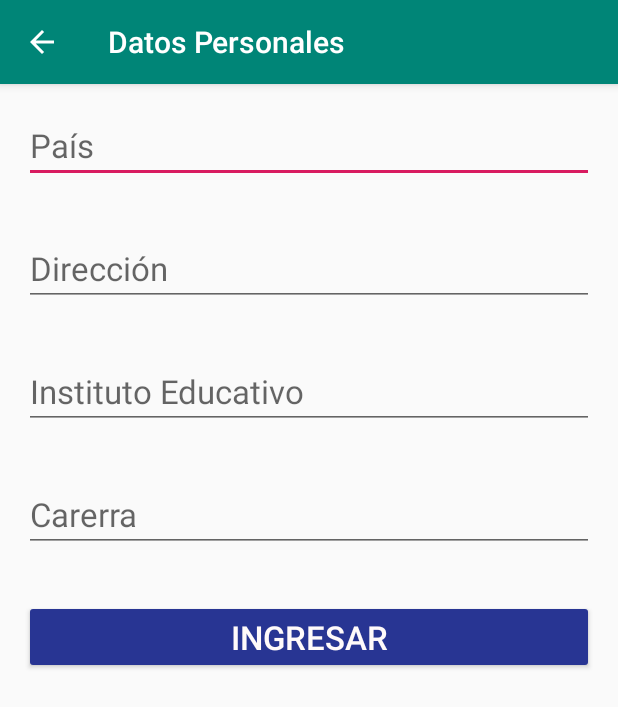
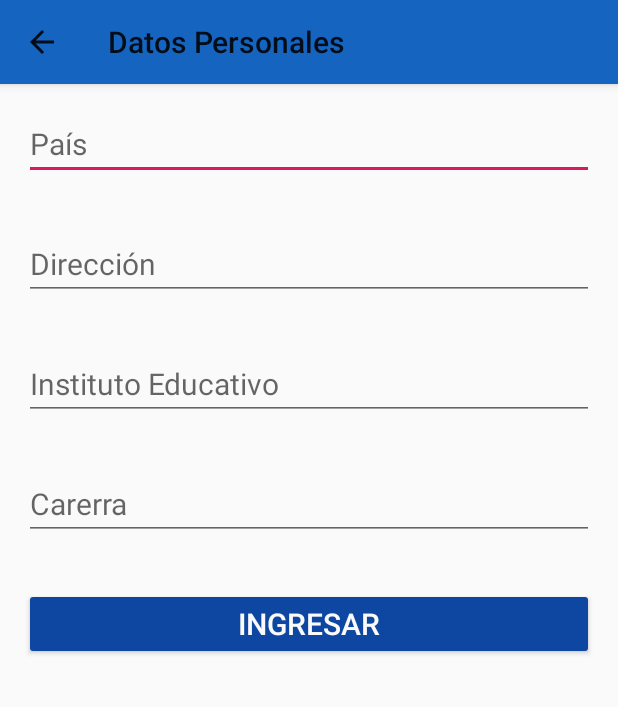
Before and after one commit to alanbraidot/StudyGroup, an Android app: the RegistroDatos screen opened directly, with no data from a screen before it, on a phone screen of 412 x 824 dp. Shown: the top 707 px of the screen. Run offline under Robolectric (Android 15) with nearby library versions, the phone set to English and light mode, and no system bars.

```diff
--- a/app/src/main/res/values/colors.xml
+++ b/app/src/main/res/values/colors.xml
@@ -1,8 +1,10 @@
 <?xml version="1.0" encoding="utf-8"?>
 <resources>
-    <color name="colorPrimary">#008577</color>
-    <color name="colorPrimaryDark">#00574B</color>
+    <color name="colorPrimary">#1565c0</color>
+    <color name="colorPrimaryDark">#0d47a1</color>
     <color name="colorAccent">#D81B60</color>
-    <color name="colorSecundario">#283593</color>
-    <color name="colorBlanco">#FFFAFA</color>
+    <color name="colorSecundario">#0d47a1</color>
+    <color name="colorBlanco">#FAFAFA</color>
+    <color name="colorSecondaryText">#0d47a1</color>
+    <color name="colorPrimaryText">#212121</color>
 </resources>
--- a/app/src/main/res/values/dimens.xml
+++ b/app/src/main/res/values/dimens.xml
@@ -3,5 +3,7 @@
     <dimen name="activity_horizontal_margin">16dp</dimen>
     <dimen name="activity_vertical_margin">16dp</dimen>
     <dimen name="activity_titulo">42dp</dimen>
-    <dimen name="activity_normal">22dp</dimen>
+    <dimen name="activity_normal">20dp</dimen>
+    <dimen name="recycler_view_title">20</dimen>
+    <dimen name="recycler_view_normal">16dp</dimen>
 </resources>
--- a/app/src/main/res/values/styles.xml
+++ b/app/src/main/res/values/styles.xml
@@ -1,7 +1,7 @@
 <resources>
 
     <!-- Base application theme. -->
-    <style name="AppTheme" parent="Theme.AppCompat.Light.DarkActionBar">
+    <style name="AppTheme" parent="Theme.AppCompat.Light">
         <!-- Customize your theme here. -->
         <item name="colorPrimary">@color/colorPrimary</item>
         <item name="colorPrimaryDark">@color/colorPrimaryDark</item>
```
Also changed, not shown: app/src/main/res/layout/fragment_search.xml (+12 -5 lines), app/src/main/res/layout/recycler_view_search_fragment.xml (added, +60 -0 lines), app/src/main/res/values/strings.xml (+10 -1 lines).
